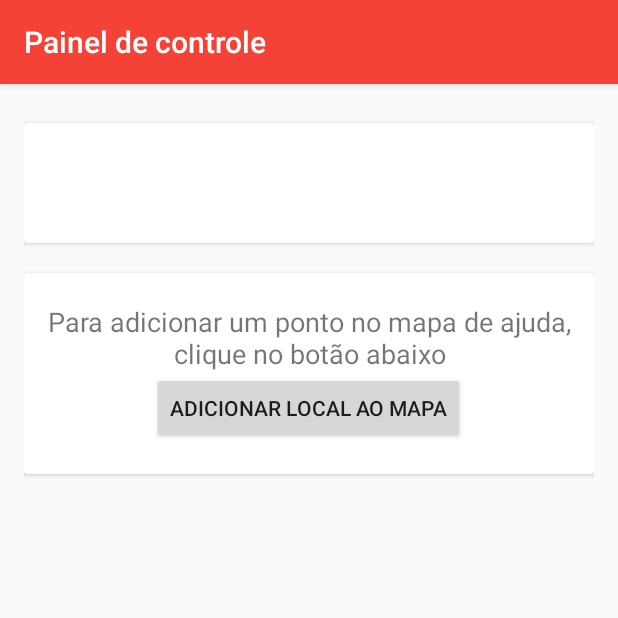
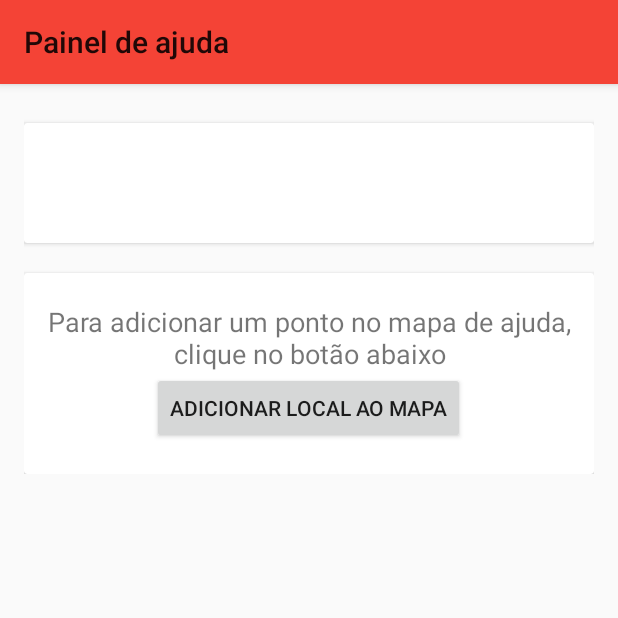
Before and after one commit to gspaiva/HelpApp, an Android app: the DashboardActivity screen opened directly, with no data from a screen before it, on a phone screen of 412 x 824 dp, the top half of it. Run offline under Robolectric (Android 15) with nearby library versions, the phone set to English and light mode, and no system bars; our stand-ins replace Firebase (no records; nobody signed in at launch, a user with empty details on screens opened directly); libraries missing offline, so code that uses them is left out: com.mikepenz.materialdrawer; 1 statement that could not run was skipped.

Commit message:
funcionalidades quase todas prontas, é necessário refatorar todas as classes, protótipo de alta fidelidade ok

```diff
--- a/app/src/main/java/dcc/ufla/br/helpapp/DashboardActivity.java
+++ b/app/src/main/java/dcc/ufla/br/helpapp/DashboardActivity.java
@@ -4,6 +4,7 @@ import android.app.ProgressDialog;
 import android.content.Intent;
 import android.support.v7.app.AppCompatActivity;
 import android.os.Bundle;
+import android.support.v7.widget.Toolbar;
 import android.view.View;
 import android.widget.Button;
 import android.widget.TextView;
@@ -19,6 +20,7 @@ import com.google.firebase.database.ValueEventListener;
 import com.mikepenz.materialdrawer.Drawer;
 import com.mikepenz.materialdrawer.DrawerBuilder;
 import com.mikepenz.materialdrawer.model.PrimaryDrawerItem;
+import com.mikepenz.materialdrawer.model.interfaces.IDrawerItem;
 
 
 import dcc.ufla.br.helpapp.models.User;
@@ -34,14 +36,18 @@ public class DashboardActivity extends AppCompatActivity {
     private ProgressDialog progressDialog;
     private Drawer drawer;
     private Button btnAddPontoMapa;
-
+    private Toolbar toolbar;
 
     @Override
     protected void onCreate(Bundle savedInstanceState) {
         super.onCreate(savedInstanceState);
         setContentView(R.layout.activity_dashboard);
 
-        getSupportActionBar().setTitle("Painel de controle");
+        toolbar = (Toolbar)findViewById(R.id.toolbar);
+        toolbar.setTitle("Painel de ajuda");
+
+        setSupportActionBar(toolbar);
+
         //iniatilizing the progress dialog
         progressDialog = new ProgressDialog(DashboardActivity.this);
         progressDialog.setMessage("Carregando dados");
@@ -51,6 +57,8 @@ public class DashboardActivity extends AppCompatActivity {
 
         txtBemvindo = (TextView)findViewById(R.id.txtBemvindo);
         btnAddPontoMapa = (Button)findViewById(R.id.btnAddPontoMapa);
+
+
 
 
         //get instance of auth
@@ -94,7 +102,25 @@ public class DashboardActivity extends AppCompatActivity {
             }
         });
 
+        drawer = new DrawerBuilder()
+                .withActivity(this)
+                .withToolbar(toolbar)
+                .addDrawerItems(new PrimaryDrawerItem().withName("Logout").withIdentifier(1))
+                .withOnDrawerItemClickListener(new Drawer.OnDrawerItemClickListener() {
+                    @Override
+                    public boolean onItemClick(View view, int position, IDrawerItem drawerItem) {
 
+                        if(drawerItem.getIdentifier() == 1){
+                            FirebaseAuth.getInstance().signOut();
+                            Intent i = new Intent(DashboardActivity.this,LoginActivity.class);
+                            startActivity(i);
+                            finish();
+                        }
+
+                        return true;
+                    }
+                })
+                .build();
 
 
     }
--- a/app/src/main/java/dcc/ufla/br/helpapp/LoginActivity.java
+++ b/app/src/main/java/dcc/ufla/br/helpapp/LoginActivity.java
@@ -36,7 +36,6 @@ public class LoginActivity extends AppCompatActivity {
         super.onCreate(savedInstanceState);
         setContentView(R.layout.activity_login);
 
-        getSupportActionBar().setTitle("Help - Login");
         //get instance
         auth = FirebaseAuth.getInstance();
         //get Ui Elements
--- a/app/src/main/java/dcc/ufla/br/helpapp/Validator.java
+++ b/app/src/main/java/dcc/ufla/br/helpapp/Validator.java
@@ -34,4 +34,10 @@ public class Validator {
 
         return false;
     }
+    public static boolean validConfirmaSenha(String senha, String confirmaSenha){
+        if(senha.equals(confirmaSenha)){
+            return true;
+        }
+        return false;
+    }
 }
--- a/app/src/main/res/layout/activity_dashboard.xml
+++ b/app/src/main/res/layout/activity_dashboard.xml
@@ -1,17 +1,30 @@
 <?xml version="1.0" encoding="utf-8"?>
 <LinearLayout xmlns:android="http://schemas.android.com/apk/res/android"
     xmlns:tools="http://schemas.android.com/tools"
+    xmlns:app="http://schemas.android.com/apk/res-auto"
     android:id="@+id/activity_dashboard"
     android:layout_width="match_parent"
     android:layout_height="match_parent"
+    android:orientation="vertical"
+    tools:context="dcc.ufla.br.helpapp.DashboardActivity">
+
+    <android.support.v7.widget.Toolbar
+        android:id="@+id/toolbar"
+        android:layout_width="match_parent"
+        android:layout_height="?attr/actionBarSize"
+        android:background="?attr/colorPrimary"
+        android:elevation="4dp"
+        android:theme="@style/ThemeOverlay.AppCompat.ActionBar"
+        app:popupTheme="@style/ThemeOverlay.AppCompat.Light"/>
+
+    <LinearLayout
+        android:layout_width="match_parent"
+        android:layout_height="wrap_content"
         android:paddingBottom="@dimen/activity_vertical_margin"
         android:paddingLeft="@dimen/activity_horizontal_margin"
         android:paddingRight="@dimen/activity_horizontal_margin"
         android:paddingTop="@dimen/activity_vertical_margin"
-    android:orientation="vertical"
-    tools:context="dcc.ufla.br.helpapp.DashboardActivity">
-
-
+        android:orientation="vertical">
 
         <android.support.v7.widget.CardView
             android:layout_marginTop="10dp"
@@ -66,5 +79,8 @@
 
         </android.support.v7.widget.CardView>
 
+    </LinearLayout>
+
+
 
 </LinearLayout>
--- a/app/src/main/res/layout/activity_help_maps.xml
+++ b/app/src/main/res/layout/activity_help_maps.xml
@@ -7,7 +7,6 @@
         android:layout_width="match_parent"
         android:layout_height="match_parent"
         tools:context="dcc.ufla.br.helpapp.HelpMapsActivity" >
-
         <Button
             android:paddingTop="15dp"
             android:layout_width="150dp"
--- a/app/src/main/res/values/styles.xml
+++ b/app/src/main/res/values/styles.xml
@@ -1,7 +1,7 @@
 <resources>
 
     <!-- Base application theme. -->
-    <style name="AppTheme" parent="Theme.AppCompat.Light.DarkActionBar">
+    <style name="AppTheme" parent="Theme.AppCompat.Light.NoActionBar">
         <!-- Customize your theme here. -->
         <item name="colorPrimary">@color/colorPrimary</item>
         <item name="colorPrimaryDark">@color/colorPrimaryDark</item>
```
Also changed, not shown: app/src/main/java/dcc/ufla/br/helpapp/CadastrarUsuarioActivity.java (+22 -7 lines), app/src/main/java/dcc/ufla/br/helpapp/HelpMapsActivity.java (+5 -8 lines). Lines whose indentation alone changed are shown as unchanged.
